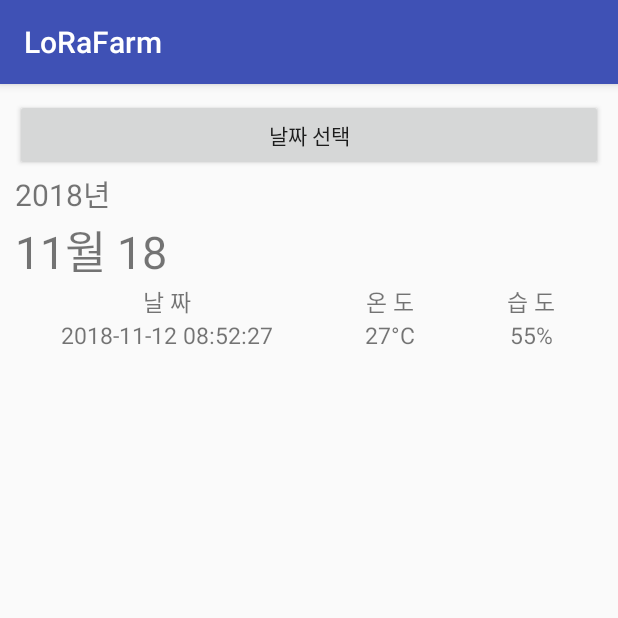
After one commit to kimsugyeong/CPL-20182-Team3, an Android app: the DataHistory screen opened directly, with no data from a screen before it, on a phone screen of 412 x 824 dp, the top half of it. The commit adds this screen. Run offline under Robolectric (Android 15) with nearby library versions, the phone set to English and light mode, and no system bars; our stand-ins replace Volley; libraries missing offline, so code that uses them is left out: com.prolificinteractive.materialcalendarview; plain views replace MaterialCalendarView; network calls fail.

Commit message:
날짜 조회 액티비티

```diff
--- a/LoRaFarm/app/src/main/AndroidManifest.xml
+++ b/LoRaFarm/app/src/main/AndroidManifest.xml
@@ -31,7 +31,7 @@
             </intent-filter>
         </service>
 
-        <activity android:name=".Calendar"></activity>
+        <activity android:name=".DataHistory"></activity>
     </application>
 
 </manifest>
--- /dev/null
+++ b/LoRaFarm/app/src/main/java/com/example/jolteon/lorafarm/DataHistory.java
@@ -0,0 +1,103 @@
+package com.example.jolteon.lorafarm;
+
+import android.app.DatePickerDialog;
+import android.os.Bundle;
+import android.support.v7.app.AppCompatActivity;
+import android.util.Log;
+import android.view.View;
+import android.widget.Button;
+import android.widget.DatePicker;
+import android.widget.TextView;
+
+import com.android.volley.Request;
+import com.android.volley.Response;
+import com.android.volley.VolleyError;
+import com.android.volley.toolbox.StringRequest;
+import com.android.volley.toolbox.Volley;
+
+import java.util.Calendar;
+import java.util.HashMap;
+import java.util.Map;
+
+public class DataHistory extends AppCompatActivity {
+
+    Button dateSelectBtn;
+    TextView yearText;
+    TextView dateText;
+
+    @Override
+    protected void onCreate(Bundle savedInstanceState) {
+        super.onCreate(savedInstanceState);
+        setContentView(R.layout.activity_calendar);
+
+        yearText=(TextView)findViewById(R.id.year_text);
+
+        dateSelectBtn = (Button) findViewById(R.id.date_select_btn);
+        dateText=(TextView)findViewById(R.id.date_text);
+
+        final Calendar calendar = Calendar.getInstance();
+        final int mYear=calendar.get(Calendar.YEAR);
+        final int mMonth=calendar.get(Calendar.MONTH);
+        final int mDate=calendar.get(Calendar.DAY_OF_MONTH);
+
+        refreshHistory(mYear, mMonth, mDate);
+
+        yearText.setText(Integer.toString(mYear)+"년");
+        dateText.setText(Integer.toString(mMonth+1)+"월 "+Integer.toString(mDate));
+
+        dateSelectBtn.setOnClickListener(new View.OnClickListener() {
+            @Override
+            public void onClick(View v) {
+                DatePickerDialog dialog = new DatePickerDialog(DataHistory.this, new DatePickerDialog.OnDateSetListener() {
+                    @Override
+                    public void onDateSet(DatePicker view, int year, int month, int dayOfMonth) {
+                        yearText.setText(Integer.toString(year)+"년");
+                        dateText.setText(Integer.toString(month+1)+"월 " + Integer.toString(dayOfMonth)+"일");
+
+                       refreshHistory(year, month, dayOfMonth);
+                    }
+                }, mYear, mMonth, mDate);
+
+                dialog.getDatePicker().setMaxDate(System.currentTimeMillis());
+                dialog.show();
+            }
+        });
+    }
+
+    public void refreshHistory(final int year, final int month, final int day) {
+
+        Log.d("refreshHistory", "함수 호출");
+        String url=MainActivity.makeUrl("getDataHistory");
+
+
+        StringRequest request=new StringRequest(Request.Method.POST, url,
+                new Response.Listener<String>() {
+                    @Override
+                    public void onResponse(String response) {
+
+                    }
+                },
+                new Response.ErrorListener() {
+                    @Override
+                    public void onErrorResponse(VolleyError error) {
+
+                    }
+                }
+        )
+        {
+            @Override
+            protected Map<String, String> getParams(){
+
+                Map<String, String> params=new HashMap<>();
+                params.put("year", Integer.toString(year));
+                params.put("month", Integer.toString(month));
+                params.put("day", Integer.toString(day));
+
+                return params;
+            }
+        };
+
+        request.setShouldCache(false);
+        Volley.newRequestQueue(this).add(request);
+    }
+}
--- a/LoRaFarm/app/src/main/java/com/example/jolteon/lorafarm/MainActivity.java
+++ b/LoRaFarm/app/src/main/java/com/example/jolteon/lorafarm/MainActivity.java
@@ -27,7 +27,7 @@ import java.util.Map;
 public class MainActivity extends AppCompatActivity {
     private static final String TAG = MainActivity.class.getSimpleName();
 
-    String serverIP="220.122.182.173";
+    static String serverIP="121.150.9.182";
     String operation="";
     LinearLayout buttonLayout;
     TextView mostRecent;
@@ -55,7 +55,7 @@ public class MainActivity extends AppCompatActivity {
                 new Button.OnClickListener(){
                     @Override
                     public void onClick(View v){
-                        Intent intent=new Intent(getApplicationContext(), Calendar.class);
+                        Intent intent=new Intent(getApplicationContext(), DataHistory.class);
                         startActivity(intent);
                     }
                 }
@@ -239,7 +239,7 @@ public class MainActivity extends AppCompatActivity {
     }
     */
 
-    public String makeUrl(String str){
+    public static String makeUrl(String str){
         return "http://"+serverIP+":3000/"+str;
     }
 
--- a/LoRaFarm/app/src/main/res/layout/activity_calendar.xml
+++ b/LoRaFarm/app/src/main/res/layout/activity_calendar.xml
@@ -5,23 +5,87 @@
     android:layout_width="match_parent"
     android:layout_height="match_parent"
     android:orientation="vertical"
-    tools:context=".Calendar">
+    android:padding="10dp"
+    tools:context=".DataHistory">
 
+    <!--
     <com.prolificinteractive.materialcalendarview.MaterialCalendarView xmlns:app="http://schemas.android.com/apk/res-auto"
         android:id="@+id/calendarView"
         android:layout_width="match_parent"
-        android:layout_height="360dp"
+        android:layout_height="wrap_content"
         app:mcv_selectionColor="#00F"
         app:mcv_showOtherDates="all" />
+!-->
 
+    <Button
+        android:layout_width="match_parent"
+        android:layout_height="wrap_content"
+        android:text="날짜 선택"
+        android:id="@+id/date_select_btn"
+        />
+
+    <TextView
+        android:layout_width="match_parent"
+        android:layout_height="wrap_content"
+        android:text="2018년"
+        android:textSize="20sp"
+        android:id="@+id/year_text"
+        />
+
+    <TextView
+        android:layout_width="match_parent"
+        android:layout_height="wrap_content"
+        android:text="8월 21일"
+        android:textSize="30sp"
+        android:id="@+id/date_text"
+        />
     <ScrollView
         android:layout_width="match_parent"
         android:layout_height="match_parent">
 
-        <LinearLayout
+        <TableLayout
             android:layout_width="match_parent"
             android:layout_height="wrap_content"
-            android:orientation="vertical" />
+            android:id="@+id/table_layout"
+            android:stretchColumns="*"
+            >
+            <TableRow>
+                <TextView
+                    android:text="날 짜"
+                    android:gravity="center"
+                    android:textSize="15sp"
+                    />
+                <TextView
+                    android:text="온 도"
+                    android:gravity="center"
+                    android:textSize="15sp"
+
+                    />
+                <TextView
+                    android:text="습 도"
+                    android:gravity="center"
+                    android:textSize="15sp"
+
+                    />
+            </TableRow>
+            <TableRow>
+                <TextView
+                    android:text="2018-11-12 08:52:27"
+                    android:gravity="center"
+                    android:textSize="15sp"
+                    />
+                <TextView
+                    android:text="27°C"
+                    android:gravity="center"
+                    android:textSize="15sp"
+                    />
+                <TextView
+                    android:text="55%"
+                    android:gravity="center"
+                    android:textSize="15sp"
+                    />
+            </TableRow>
+        </TableLayout>
     </ScrollView>
 
 </LinearLayout>
```
Also changed, not shown: LoRaFarm/app/src/main/java/com/example/jolteon/lorafarm/Calendar.java (deleted, +0 -13 lines), 2 other files.
